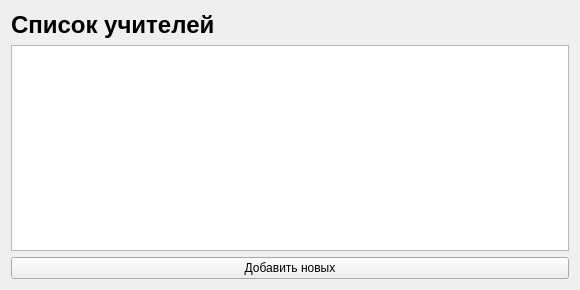
Before: the Qt Designer form resources/forms/teacher_list.ui in lubaskinc0de/student_journal, drawn with Qt 5.
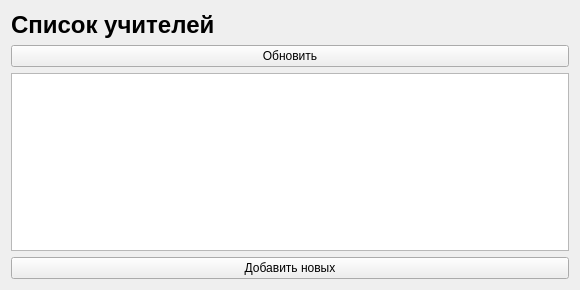
After: the same form once the commit is applied.

```diff
--- a/resources/forms/teacher_list.ui
+++ b/resources/forms/teacher_list.ui
@@ -14,16 +14,6 @@
    <string>Список учителей</string>
   </property>
   <layout class="QGridLayout" name="gridLayout">
-   <item row="1" column="0">
-    <widget class="QListWidget" name="list_teacher">
-     <property name="selectionRectVisible">
-      <bool>false</bool>
-     </property>
-     <property name="sortingEnabled">
-      <bool>false</bool>
-     </property>
-    </widget>
-   </item>
    <item row="0" column="0">
     <widget class="QLabel" name="label">
      <property name="sizePolicy">
@@ -43,13 +33,30 @@
      </property>
     </widget>
    </item>
-   <item row="2" column="0">
+   <item row="3" column="0">
     <widget class="QPushButton" name="add_more">
      <property name="text">
       <string>Добавить новых</string>
      </property>
     </widget>
    </item>
+   <item row="2" column="0">
+    <widget class="QListWidget" name="list_teacher">
+     <property name="selectionRectVisible">
+      <bool>false</bool>
+     </property>
+     <property name="sortingEnabled">
+      <bool>false</bool>
+     </property>
+    </widget>
+   </item>
+   <item row="1" column="0">
+    <widget class="QPushButton" name="refresh">
+     <property name="text">
+      <string>Обновить</string>
+     </property>
+    </widget>
+   </item>
   </layout>
  </widget>
  <resources/>
```
